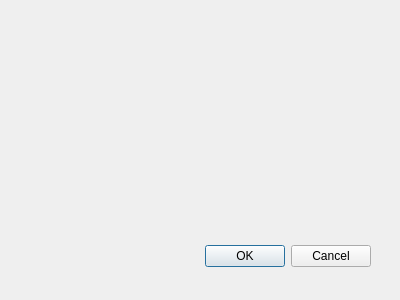
Before: the Qt Designer form SPNPNewGui/analysissimulationdialog.ui in hackerlank/training_project, drawn with Qt 5.
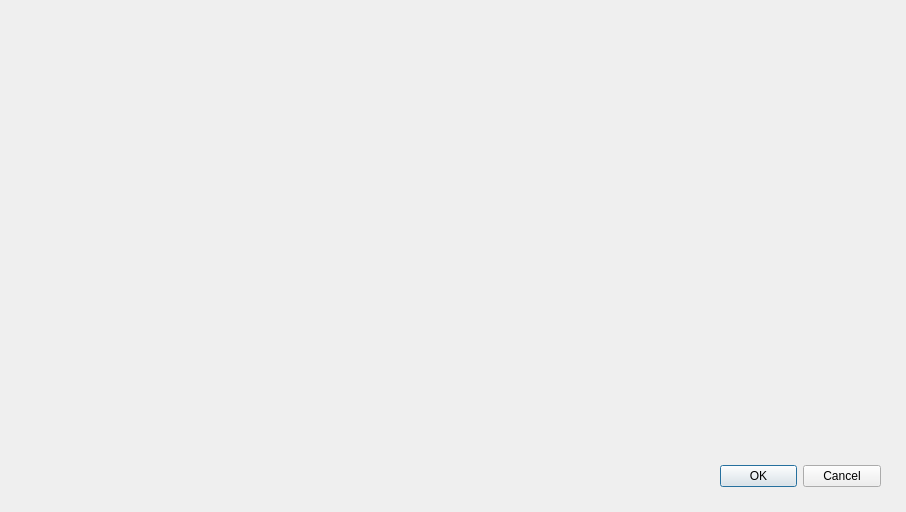
After: the same form once the commit is applied.

```diff
--- a/SPNPNewGui/analysissimulationdialog.ui
+++ b/SPNPNewGui/analysissimulationdialog.ui
@@ -8,8 +8,8 @@
    <rect>
     <x>0</x>
     <y>0</y>
-    <width>400</width>
-    <height>300</height>
+    <width>906</width>
+    <height>512</height>
    </rect>
   </property>
   <property name="windowTitle">
@@ -18,9 +18,9 @@
   <widget name="buttonBox" class="QDialogButtonBox">
    <property name="geometry">
     <rect>
-     <x>30</x>
-     <y>240</y>
-     <width>341</width>
+     <x>720</x>
+     <y>460</y>
+     <width>161</width>
      <height>32</height>
     </rect>
    </property>
```
Left out of the diff: 11 changed lines with no effect on the pictures.
